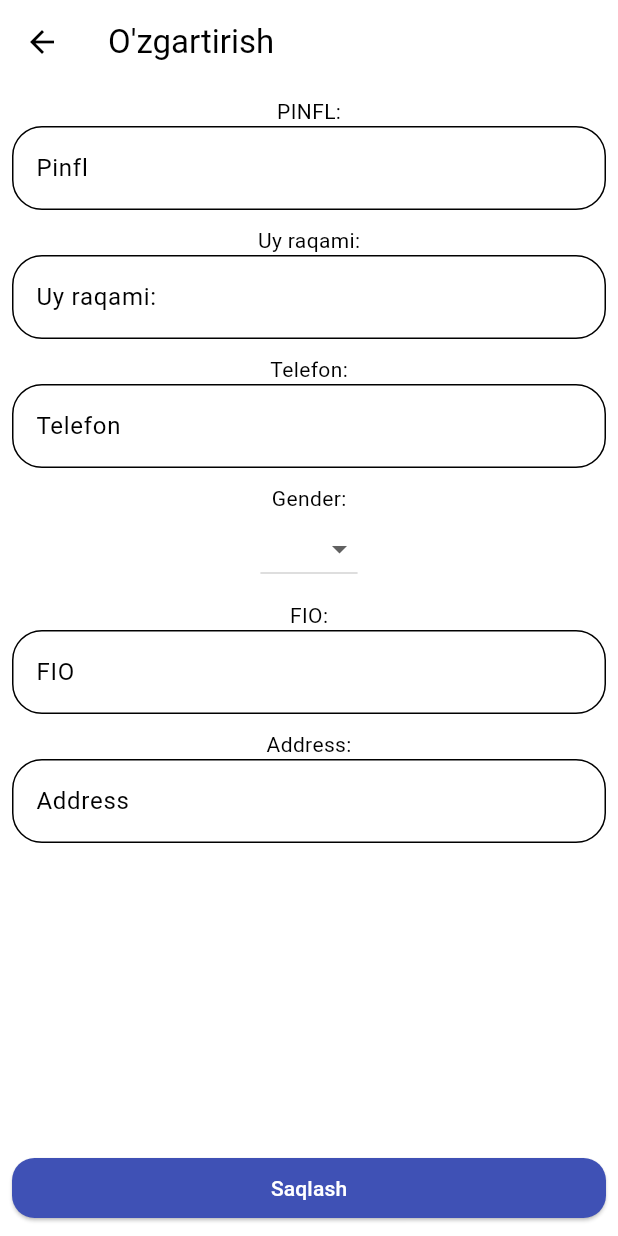
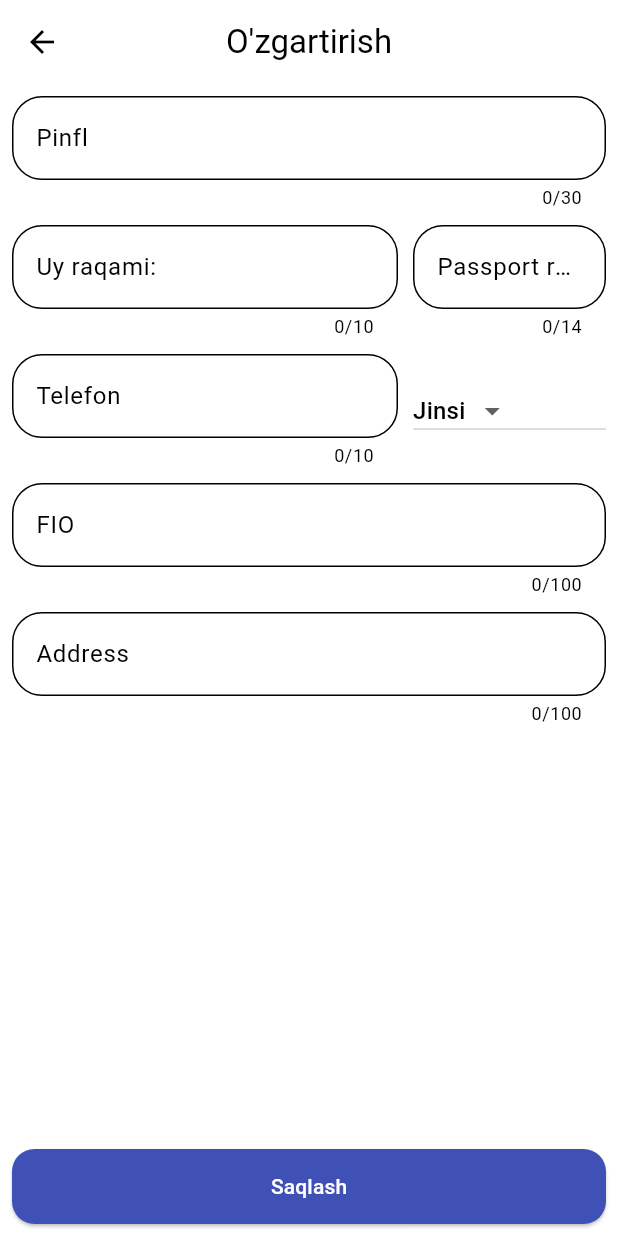
Before and after one commit to tillocoder/raqamli_shahar, a Flutter app: the CitizenAddScreen screen opened by its route, after a tap on "Saqlash", on a phone screen of 412 x 824 dp. Run offline on Flutter 3.47's test engine with Material 3 defaults, Android fonts, the light colour scheme and no system bars; drawn by our look-alikes of keyboard_dismisser; our stand-ins replace dio, flutter_riverpod, geolocator, go_router, hive_flutter, shared_preferences; accounts and stored records are empty; network calls fail.

Commit message:
tillo fix other codes

```diff
--- a/lib/core/router/app_routes.dart
+++ b/lib/core/router/app_routes.dart
@@ -10,7 +10,7 @@ import 'package:tamorqa_app/setup.dart';
 
 class Routing {
   static final GoRouter router = GoRouter(
-    initialLocation: box.get('access') == null ? Routes.login : Routes.keraksiz,
+    initialLocation: box.get('access') == null ? Routes.login : Routes.home,
     debugLogDiagnostics: true,
     routes: [
       GoRoute(
--- a/lib/core/router/name_routes.dart
+++ b/lib/core/router/name_routes.dart
@@ -16,4 +16,5 @@ sealed class Routes {
   static const String citizens = 'home/citizens';
   static const String activities = 'home/citizens/activities';
   static const String citizenAdd = 'home/citizens/citizenAdd';
+  static const String citizenSearch = 'home/citizens/citizenSearch';
 }
--- a/lib/core/services/app_urls/urls.dart
+++ b/lib/core/services/app_urls/urls.dart
@@ -8,4 +8,6 @@ sealed class Urls {
   static const apiCitizenList = '/api/v1/citizen/list/';
   static const apiCitizenUpdate = '/api/v1/citizen/update/'; //! :id/
   static const apiDirectionList = '/api/v1/direction/list/';
+  static const apiSearchCitizen =
+      'http://mahalla.ijro-app.uz/api/v1/citizen/search/?q=sardor';
 }
--- a/lib/data/entity/citizen_model.dart
+++ b/lib/data/entity/citizen_model.dart
@@ -1,16 +1,25 @@
 // To parse this JSON data, do
-//
-//     final citizenModel = citizenModelFromJson(jsonString);
 
 import 'dart:convert';
 
-List<CitizenModel> citizenModelFromJson(String str) => List<CitizenModel>.from(json.decode(str).map((x) => CitizenModel.fromJson(x)));
+List<CitizenModel> citizenModelFromJson(String str) => List<CitizenModel>.from(
+      json.decode(str).map(
+            (x) => CitizenModel.fromJson(x),
+          ),
+    );
 
-String citizenModelToJson(List<CitizenModel> data) => json.encode(List<dynamic>.from(data.map((x) => x.toJson())));
+String citizenModelToJson(List<CitizenModel> data) => json.encode(
+      List<dynamic>.from(
+        data.map(
+          (x) => x.toJson(),
+        ),
+      ),
+    );
 
 class CitizenModel {
   final int? id;
   final String personalIdentification;
+  final String passportNumber;
   final int house;
   final String phone;
   final int gender;
@@ -22,6 +31,7 @@ class CitizenModel {
   CitizenModel({
     required this.id,
     required this.personalIdentification,
+    required this.passportNumber,
     required this.house,
     required this.phone,
     required this.gender,
@@ -34,6 +44,7 @@ class CitizenModel {
   factory CitizenModel.fromJson(Map<String, dynamic> json) => CitizenModel(
         id: json["id"],
         personalIdentification: json["personal_identification"],
+        passportNumber: json["passport_number"] ?? '',
         house: json["house"],
         phone: json["phone"],
         gender: json["gender"],
@@ -46,6 +57,7 @@ class CitizenModel {
   Map<String, dynamic> toJson() => {
         "id": id,
         "personal_identification": personalIdentification,
+        "passport_number": passportNumber,
         "house": house,
         "phone": phone,
         "gender": gender,
--- a/lib/features/auth/login/view/widgets/c_text_field.dart
+++ b/lib/features/auth/login/view/widgets/c_text_field.dart
@@ -5,15 +5,17 @@ class CTextField extends StatelessWidget {
   final String hintString;
   final TextInputType inputTypes;
   final double width;
+  final int maxLines;
 
   const CTextField({
-    Key? key,
+    super.key,
     required this.ctr,
     required this.hintString,
     required this.inputTypes,
     this.width = double.infinity,
+    required this.maxLines,
     required String? Function(dynamic value) validator,
-  }) : super(key: key);
+  });
 
   @override
   Widget build(BuildContext context) {
@@ -23,6 +25,7 @@ class CTextField extends StatelessWidget {
       child: SizedBox(
         width: isTabletOrLaptop ? 400 : width,
         child: TextField(
+          maxLength: maxLines,
           controller: ctr,
           keyboardType: inputTypes,
           decoration: InputDecoration(
--- a/lib/features/citizen_add/controller/citizen_add_ctr.dart
+++ b/lib/features/citizen_add/controller/citizen_add_ctr.dart
@@ -14,6 +14,7 @@ class CitizenAddController extends ChangeNotifier {
   TextEditingController pinflCtr = TextEditingController();
   TextEditingController phoneNumber = TextEditingController();
   TextEditingController houseNumber = TextEditingController();
+  TextEditingController passportNumber = TextEditingController();
   int? selectedGender;
   TextEditingController fioCtr = TextEditingController();
   TextEditingController address = TextEditingController();
--- a/lib/features/citizen_add/view/page/citizen_page.dart
+++ b/lib/features/citizen_add/view/page/citizen_page.dart
@@ -1,6 +1,7 @@
 import 'package:flutter/material.dart';
 import 'package:flutter_riverpod/flutter_riverpod.dart';
 import 'package:go_router/go_router.dart';
+import 'package:keyboard_dismisser/keyboard_dismisser.dart';
 import 'package:tamorqa_app/core/router/name_routes.dart';
 import 'package:tamorqa_app/core/services/citizen/citizen_create.dart';
 import 'package:tamorqa_app/data/entity/citizen_model.dart';
@@ -19,14 +20,17 @@ class CitizenAddScreen extends ConsumerWidget {
     var ctrLocation = ref.read(mylocationController);
     return Scaffold(
       appBar: AppBar(
+        centerTitle: true,
         title: const Text('O\'zgartirish'),
       ),
-      body: SingleChildScrollView(
+      body: KeyboardDismisser(
+        child: SingleChildScrollView(
           child: Padding(
             padding: const EdgeInsets.all(8.0),
             child: Column(
+              mainAxisAlignment: MainAxisAlignment.start,
+              crossAxisAlignment: CrossAxisAlignment.start,
               children: [
-              const Text('PINFL:'),
                 CTextField(
                   ctr: ctr.pinflCtr,
                   hintString: 'Pinfl',
@@ -34,30 +38,61 @@ class CitizenAddScreen extends ConsumerWidget {
                   validator: (value) {
                     return null;
                   },
+                  maxLines: 30,
                 ),
                 const SizedBox(height: 10),
-              const Text('Uy raqami:'),
-              CTextField(
+                Row(
+                  children: [
+                    Expanded(
+                      flex: 2,
+                      child: CTextField(
                         ctr: ctr.houseNumber,
                         hintString: 'Uy raqami:',
                         inputTypes: TextInputType.number,
                         validator: (value) {
                           return null;
                         },
+                        maxLines: 10,
                       ),
-              const SizedBox(height: 10),
-              const Text('Telefon:'),
-              CTextField(
-                ctr: ctr.phoneNumber,
-                hintString: 'Telefon',
+                    ),
+                    const SizedBox(width: 10),
+                    Expanded(
+                      child: CTextField(
+                        ctr: ctr.passportNumber,
+                        hintString: 'Passport raqami:',
                         inputTypes: TextInputType.text,
                         validator: (value) {
                           return null;
                         },
+                        maxLines: 14,
+                      ),
+                    ),
+                  ],
                 ),
                 const SizedBox(height: 10),
-              const Text('Gender:'),
-              DropdownButton<int>(
+                Row(
+                  children: [
+                    Expanded(
+                      flex: 2,
+                      child: CTextField(
+                        ctr: ctr.phoneNumber,
+                        hintString: 'Telefon',
+                        inputTypes: TextInputType.phone,
+                        validator: (value) {
+                          return null;
+                        },
+                        maxLines: 10,
+                      ),
+                    ),
+                    const SizedBox(width: 10),
+                    Expanded(
+                      child: DropdownButton<int>(
+                        hint: const Text(
+                          'Jinsi',
+                          style: TextStyle(color: Colors.black),
+                        ),
+                        isDense: true,
+                        borderRadius: BorderRadius.circular(15),
                         value: ctr.selectedGender,
                         onChanged: (newValue) {
                           ctr.setSelectedGender(newValue);
@@ -73,8 +108,10 @@ class CitizenAddScreen extends ConsumerWidget {
                           ),
                         ],
                       ),
+                    ),
+                  ],
+                ),
                 const SizedBox(height: 10),
-              const Text('FIO:'),
                 CTextField(
                   ctr: ctr.fioCtr,
                   hintString: 'FIO',
@@ -82,9 +119,9 @@ class CitizenAddScreen extends ConsumerWidget {
                   validator: (value) {
                     return null;
                   },
+                  maxLines: 100,
                 ),
                 const SizedBox(height: 10),
-              const Text('Address:'),
                 CTextField(
                   ctr: ctr.address,
                   hintString: 'Address',
@@ -92,16 +129,18 @@ class CitizenAddScreen extends ConsumerWidget {
                   validator: (value) {
                     return null;
                   },
+                  maxLines: 100,
                 ),
-              const SizedBox(height: 10),
-              const SizedBox(height: 10),
               ],
+            ),
           ),
         ),
       ),
       bottomNavigationBar: SafeArea(
         child: Padding(
           padding: const EdgeInsets.all(8.0),
+          child: SizedBox(
+            height: 50,
             child: ElevatedButton(
               onPressed: () async {
                 await ctrLocation.joylashuvniAniqlash();
@@ -115,6 +154,7 @@ class CitizenAddScreen extends ConsumerWidget {
                   address: ctr.fioCtr.text,
                   lat: ctrLocation.myPosition.latitude.toString(),
                   lng: ctrLocation.myPosition.longitude.toString(),
+                  passportNumber: ctr.passportNumber.text,
                 );
                 await CitizenCreateService.postCreatCitezen(newCitizen);
                 context.goNamed(Routes.citizens);
@@ -123,7 +163,7 @@ class CitizenAddScreen extends ConsumerWidget {
                 shape: RoundedRectangleBorder(
                   borderRadius: BorderRadius.circular(15),
                 ),
-              maximumSize: const Size(double.infinity, 70),
+                maximumSize: const Size(double.infinity, 100),
                 backgroundColor: Colors.indigo,
               ),
               child: Text(
@@ -133,6 +173,7 @@ class CitizenAddScreen extends ConsumerWidget {
             ),
           ),
         ),
+      ),
     );
   }
 }
--- a/lib/features/citizens/view/pages/citizens_page.dart
+++ b/lib/features/citizens/view/pages/citizens_page.dart
@@ -12,18 +12,24 @@ class CitizensPage extends ConsumerWidget {
   @override
   Widget build(BuildContext context, WidgetRef ref) {
     ref.watch(activitiesController);
-    // var ctr = ref.read(activitiesController);
+    var ctr = ref.read(activitiesController);
     return Scaffold(
       backgroundColor: Colors.grey.shade200,
       appBar: AppBar(
         title: const Text('Fuqarolar'),
+        actions: [
+          IconButton(
+            onPressed: () {},
+            icon: const Icon(Icons.search_sharp),
+          )
+        ],
       ),
       body: ListView.builder(
         itemCount: CitizenGetListServices.citizen.length,
         itemBuilder: (context, index) {
           var item = CitizenGetListServices.citizen[index];
           return Padding(
-            padding: const EdgeInsets.only(left: 10, right: 10, top: 10),
+            padding: const EdgeInsets.only(left: 10, right: 10, top: 5),
             child: Card(
               color: Colors.white,
               elevation: 6,
```
Also changed, not shown: lib/core/services/citizen/search_citizen.dart (added, +25 -0 lines), lib/features/auth/login/view/pages/login_page.dart (+10 -4 lines), lib/features/citizens/view/pages/search_citizen.dart (added, +23 -0 lines), lib/features/citizens_activities/view/pages/citizens_activities_page.dart (+5 -2 lines). Lines whose indentation alone changed are shown as unchanged.
